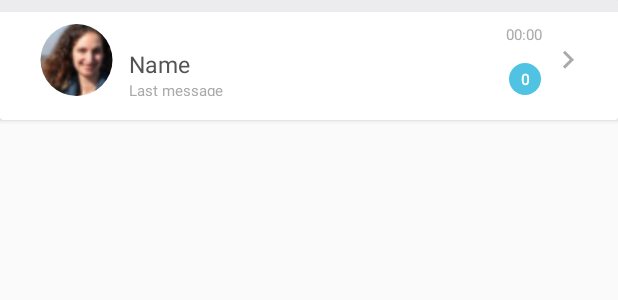
After one commit to skopintsevDima/TestTaskDB2, an Android app: the layout item_chat_main.xml on its own in the app's theme, with its tools: preview values and no code run, on a phone screen of 412 x 824 dp. The commit adds this screen. Shown: the top 300 px of the screen. Run offline under Robolectric (Android 15) with nearby library versions, the phone set to English and light mode, and no system bars.

Commit message:
1) List fully implemented. 2) Tabs custom view created.

```diff
--- a/app/build.gradle
+++ b/app/build.gradle
@@ -43,14 +43,15 @@ dependencies {
     androidTestCompile('com.android.support.test.espresso:espresso-core:2.2.2', {
         exclude group: 'com.android.support', module: 'support-annotations'
     })
+
+
     compile 'com.android.support:appcompat-v7:25.3.1'
     compile 'com.android.support:support-v13:25.3.1'
     compile 'com.android.support:design:25.3.1'
     compile 'com.android.support:cardview-v7:25.3.1'
     compile 'com.android.support:recyclerview-v7:25.3.1'
-
     compile 'de.hdodenhof:circleimageview:2.1.0'
     compile 'com.chauthai.swipereveallayout:swipe-reveal-layout:1.4.0'
-
+    compile 'com.android.support.constraint:constraint-layout:1.0.2'
     testCompile 'junit:junit:4.12'
 }
--- a/app/src/main/AndroidManifest.xml
+++ b/app/src/main/AndroidManifest.xml
@@ -11,6 +11,7 @@
         android:theme="@style/AppTheme">
         <activity
             android:name=".ui.activity.MainActivity"
+            android:screenOrientation="nosensor"
             android:theme="@style/AppTheme.NoActionBarTheme">
             <intent-filter>
                 <action android:name="android.intent.action.MAIN" />
@@ -18,6 +19,7 @@
                 <category android:name="android.intent.category.LAUNCHER" />
             </intent-filter>
         </activity>
+        <activity android:name=".ui.activity.EmptyActivity"></activity>
     </application>
 
 </manifest>
--- a/app/src/main/java/com/skopincev/testtaskdb2/ui/view/NumberTag.java
+++ b/app/src/main/java/com/skopincev/testtaskdb2/ui/view/NumberTag.java
@@ -1,15 +1,22 @@
 package com.skopincev.testtaskdb2.ui.view;
 
 import android.content.Context;
+import android.graphics.Canvas;
+import android.graphics.Paint;
+import android.graphics.Rect;
 import android.support.annotation.Nullable;
 import android.util.AttributeSet;
 import android.view.View;
+
+import com.skopincev.testtaskdb2.R;
 
 /**
  * Created by skopi on 06.08.2017.
  */
 
 public class NumberTag extends View {
+    private int number = 0;
+
     public NumberTag(Context context) {
         super(context);
     }
@@ -25,4 +32,36 @@ public class NumberTag extends View {
     public NumberTag(Context context, @Nullable AttributeSet attrs, int defStyleAttr, int defStyleRes) {
         super(context, attrs, defStyleAttr, defStyleRes);
     }
+
+    public void setNumber(int number){
+        this.number = number;
+        invalidate();
+    }
+
+    private void drawTextCenter(Canvas canvas, Paint paint, String text) {
+        Rect r = new Rect();
+
+        canvas.getClipBounds(r);
+        int cHeight = r.height();
+        int cWidth = r.width();
+        paint.setTextAlign(Paint.Align.LEFT);
+        paint.getTextBounds(text, 0, text.length(), r);
+        float x = cWidth / 2f - r.width() / 2f - r.left;
+        float y = cHeight / 2f + r.height() / 2f - r.bottom;
+        canvas.drawText(text, x, y, paint);
+    }
+
+    @Override
+    protected void onDraw(Canvas canvas) {
+        Paint paint = new Paint();
+        paint.setColor(getResources().getColor(R.color.light_blue));
+        float radius = canvas.getWidth() / 2;
+        canvas.drawCircle(canvas.getWidth() / 2, canvas.getHeight() / 2, radius, paint);
+        String text = String.valueOf(number);
+        paint.setColor(getResources().getColor(R.color.white));
+        paint.setTextSize(getResources().getDimension(R.dimen.text_very_small));
+        paint.setFakeBoldText(true);
+        drawTextCenter(canvas, paint, text);
+        super.onDraw(canvas);
+    }
 }
--- /dev/null
+++ b/app/src/main/res/layout/item_chat_main.xml
@@ -0,0 +1,80 @@
+<?xml version="1.0" encoding="utf-8"?>
+<android.support.v7.widget.CardView
+    xmlns:android="http://schemas.android.com/apk/res/android"
+    android:layout_width="match_parent"
+    android:layout_height="@dimen/chat_height">
+
+    <View
+        android:layout_width="match_parent"
+        android:layout_height="@dimen/divider_height"
+        android:background="@color/lightest_gray"/>
+
+    <RelativeLayout
+        android:layout_width="match_parent"
+        android:layout_height="match_parent"
+        android:layout_marginStart="@dimen/margin_short"
+        android:layout_marginEnd="@dimen/margin_short"
+        android:layout_marginTop="@dimen/margin_short"
+        android:layout_marginBottom="@dimen/margin_short">
+
+        <de.hdodenhof.circleimageview.CircleImageView
+            android:id="@+id/iv_avatar"
+            android:layout_width="@dimen/avatar_width"
+            android:layout_height="@dimen/avatar_height"
+            android:src="@drawable/ic_avatar"/>
+
+        <LinearLayout
+            android:layout_width="wrap_content"
+            android:layout_height="wrap_content"
+            android:orientation="vertical"
+            android:layout_toEndOf="@+id/iv_avatar"
+            android:layout_marginTop="@dimen/margin_short">
+
+            <TextView
+                android:id="@+id/tv_name"
+                android:layout_width="wrap_content"
+                android:layout_height="wrap_content"
+                android:text="Name"
+                android:textSize="@dimen/text_small"
+                android:textColor="@color/dark_gray"/>
+
+            <TextView
+                android:id="@+id/tv_last_msg"
+                android:layout_width="wrap_content"
+                android:layout_height="wrap_content"
+                android:text="Last message"
+                android:textSize="@dimen/text_very_small"
+                android:textColor="@color/light_gray"/>
+
+        </LinearLayout>
+
+        <ImageButton
+            android:id="@+id/ib_open"
+            android:layout_width="wrap_content"
+            android:layout_height="match_parent"
+            android:src="@drawable/ic_open"
+            android:layout_alignParentEnd="true"
+            android:background="@android:color/transparent"
+            android:paddingStart="@dimen/padding_shortest"
+            android:paddingEnd="@dimen/padding_shortest"/>
+
+        <com.skopincev.testtaskdb2.ui.view.NumberTag
+            android:id="@+id/nt_messages"
+            android:layout_width="@dimen/tag_view_width"
+            android:layout_height="@dimen/tag_view_height"
+            android:layout_toStartOf="@id/ib_open"
+            android:layout_alignParentBottom="true"/>
+
+        <TextView
+            android:id="@+id/tv_time"
+            android:layout_width="wrap_content"
+            android:layout_height="wrap_content"
+            android:text="00:00"
+            android:textSize="@dimen/text_very_small"
+            android:textColor="@color/light_gray"
+            android:layout_toStartOf="@id/ib_open"
+            android:layout_alignParentTop="true"/>
+
+    </RelativeLayout>
+
+</android.support.v7.widget.CardView>
--- a/app/src/main/res/values/dimens.xml
+++ b/app/src/main/res/values/dimens.xml
@@ -30,8 +30,11 @@
     <dimen name="action_bar_height">60dp</dimen>
     <dimen name="avatar_width">70dp</dimen>
     <dimen name="avatar_height">70dp</dimen>
-    <dimen name="chat_height">90dp</dimen>
+    <dimen name="chat_height">80dp</dimen>
+    <dimen name="chat_remove_dialog_width">120dp</dimen>
     <dimen name="tag_view_width">22dp</dimen>
     <dimen name="tag_view_height">22dp</dimen>
+    <dimen name="divider_height">8dp</dimen>
+    <dimen name="tab_height">34dp</dimen>
 
 </resources>
--- a/app/src/main/res/values/strings.xml
+++ b/app/src/main/res/values/strings.xml
@@ -2,4 +2,5 @@
     <string name="app_name">TestTaskDB2</string>
     <string name="toolbar_title">Chat</string>
     <string name="mi_action">Action</string>
+    <string name="btn_remove_text">Remove</string>
 </resources>
```
Also changed, not shown: app/src/main/java/com/skopincev/testtaskdb2/data/model/Chat.java (+1 -9 lines), app/src/main/java/com/skopincev/testtaskdb2/data/model/User.java (+9 -1 lines), app/src/main/java/com/skopincev/testtaskdb2/ui/activity/EmptyActivity.java (added, +15 -0 lines), app/src/main/java/com/skopincev/testtaskdb2/ui/activity/MainActivity.java (+20 -1 lines), app/src/main/java/com/skopincev/testtaskdb2/ui/adapter/ChatsAdapter.java (+8 -1 lines), app/src/main/java/com/skopincev/testtaskdb2/ui/adapter/ViewPagerAdapter.java (+18 -0 lines), app/src/main/java/com/skopincev/testtaskdb2/ui/fragment/ListFragment.java (+4 -7 lines), app/src/main/res/drawable/tab_background.xml (added, +23 -0 lines), app/src/main/res/layout/activity_empty.xml (added, +9 -0 lines), app/src/main/res/layout/item_chat.xml (+11 -70 lines), app/src/main/res/layout/item_chat_secondary.xml (added, +22 -0 lines), app/src/main/res/layout/tab_layout.xml (added, +24 -0 lines).
